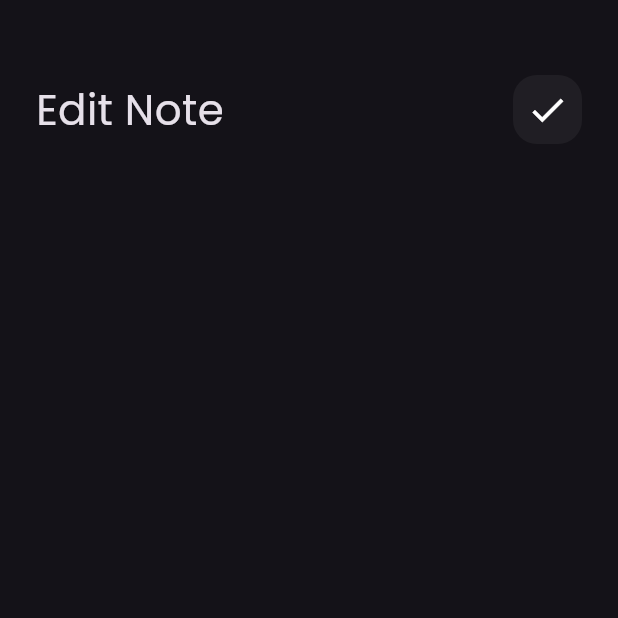
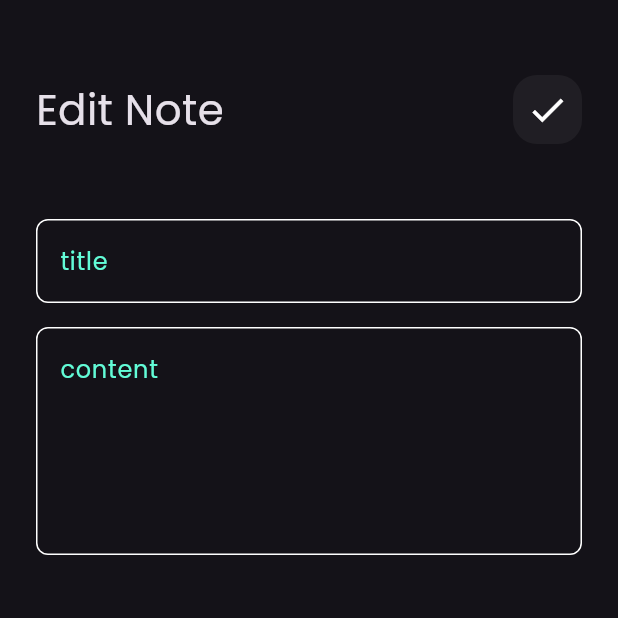
Before and after one commit to mostafa949/notes_app, a Flutter app: the EditNoteView screen opened directly, on a phone screen of 412 x 824 dp, the top half of it. Run offline on Flutter 3.47's test engine with Material 3 defaults, Android fonts, the phone set to English and light mode, and no system bars; our stand-ins replace font_awesome_flutter.

Commit message:
edit note view ui done

```diff
--- a/lib/views/widgets/edit_note_view_body.dart
+++ b/lib/views/widgets/edit_note_view_body.dart
@@ -1,4 +1,5 @@
 import 'package:flutter/material.dart';
+import 'package:notes_app/views/widgets/custom_text_field.dart';
 
 import 'custom_app_bar.dart';
 
@@ -13,6 +14,10 @@ class EditNoteViewBody extends StatelessWidget {
         children: [
           SizedBox(height: 50),
           CustomAppBar(title: 'Edit Note', icon: Icons.check),
+          SizedBox(height: 50),
+          CustomTextField(hint: 'title'),
+          SizedBox(height: 16),
+          CustomTextField(hint: 'content', maxLines: 5),
         ],
       ),
     );
```
